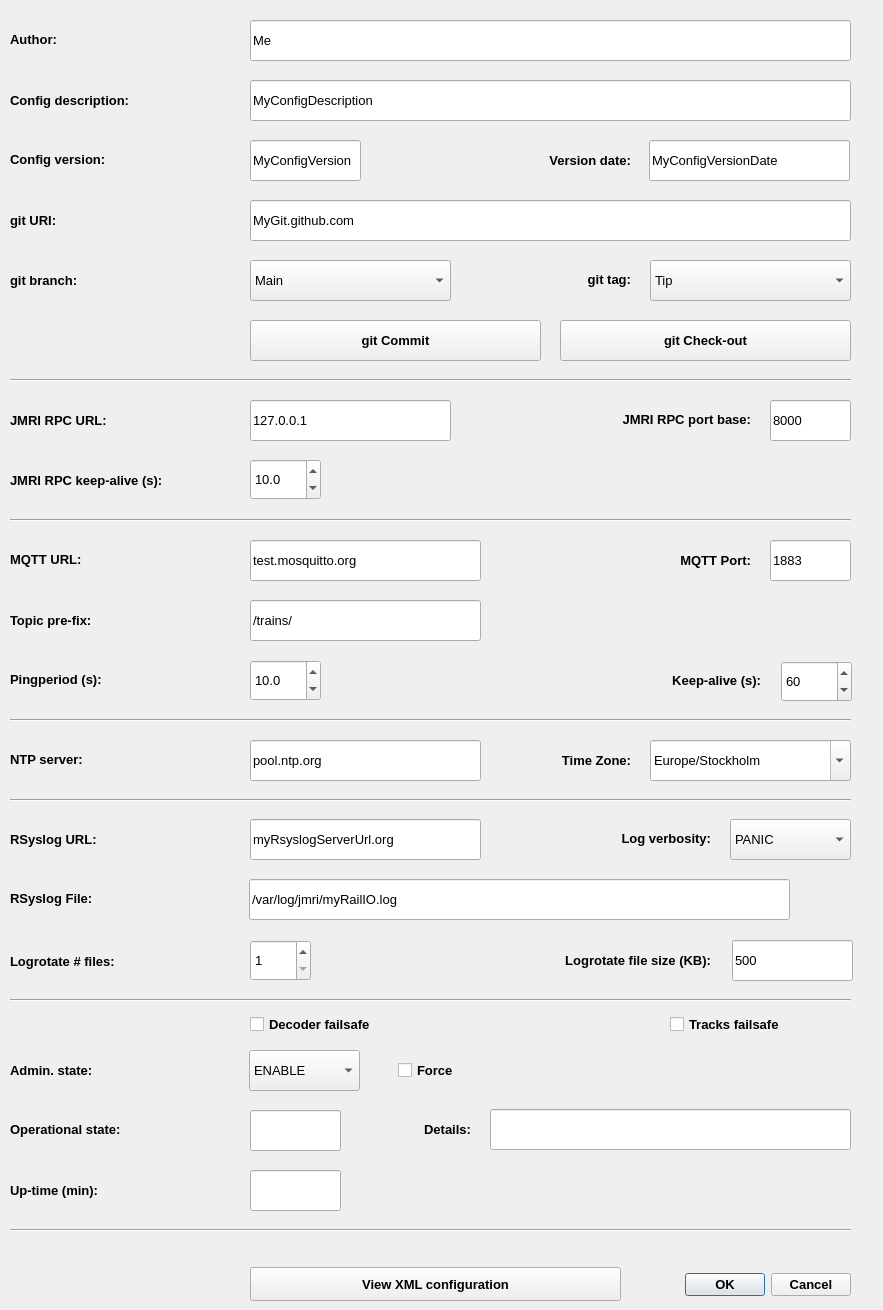
Old version of the form server/scripts/myRailIO/ui/Top_Dialog.ui in the repository jonasbjurel/myRailIO.
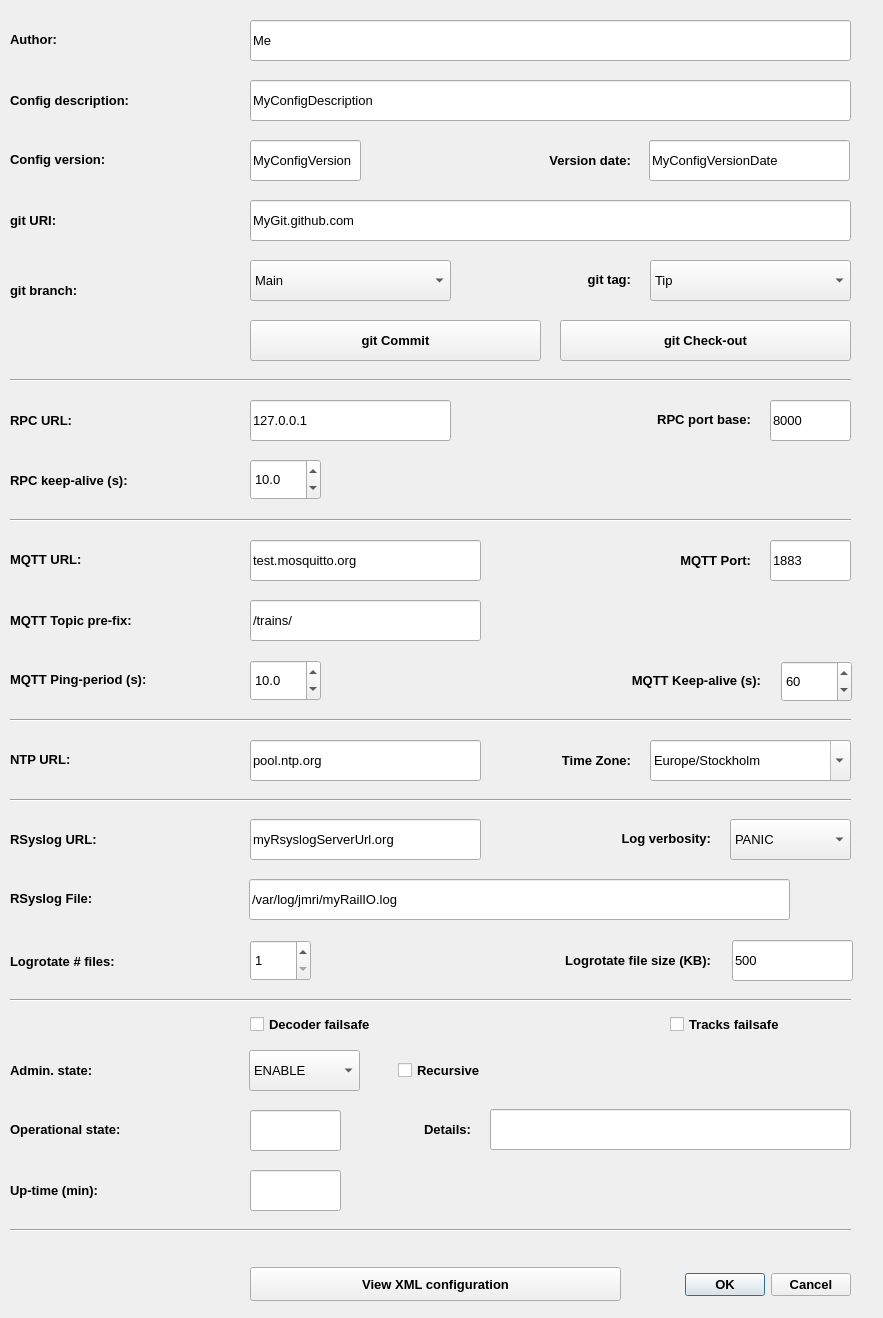
New version of the form. Icons and pictures are not drawn.

```diff
--- a/server/scripts/myRailIO/ui/Top_Dialog.ui
+++ b/server/scripts/myRailIO/ui/Top_Dialog.ui
@@ -10,7 +10,7 @@
     <x>0</x>
     <y>0</y>
     <width>883</width>
-    <height>1310</height>
+    <height>1318</height>
    </rect>
   </property>
   <property name="focusPolicy">
@@ -112,7 +112,7 @@
     <string>&lt;html&gt;&lt;head/&gt;&lt;body&gt;&lt;p&gt;&lt;span style=&quot; font-weight:400;&quot;&gt;MyRailIO NTP server&lt;/span&gt;&lt;/p&gt;&lt;/body&gt;&lt;/html&gt;</string>
    </property>
    <property name="text">
-    <string>NTP server:</string>
+    <string>NTP URL:</string>
    </property>
   </widget>
   <widget class="QLabel" name="label_6">
@@ -169,7 +169,7 @@
     <rect>
      <x>10</x>
      <y>659</y>
-     <width>211</width>
+     <width>231</width>
      <height>41</height>
     </rect>
    </property>
@@ -184,7 +184,7 @@
     <string>&lt;html&gt;&lt;head/&gt;&lt;body&gt;&lt;p&gt;&lt;span style=&quot; font-weight:400;&quot;&gt;MyRailIO Supervision period (supervision of decoders and satelites)&lt;/span&gt;&lt;/p&gt;&lt;/body&gt;&lt;/html&gt;</string>
    </property>
    <property name="text">
-    <string>Pingperiod (s):</string>
+    <string>MQTT Ping-period (s):</string>
    </property>
   </widget>
   <widget class="QLabel" name="label_13">
@@ -637,7 +637,7 @@
     <rect>
      <x>398</x>
      <y>1050</y>
-     <width>91</width>
+     <width>181</width>
      <height>41</height>
     </rect>
    </property>
@@ -658,7 +658,7 @@
     <string>Force subsequent needed changes of child administrative state when changing this level's adninistrative state</string>
    </property>
    <property name="text">
-    <string>Force</string>
+    <string>Recursive</string>
    </property>
   </widget>
   <widget class="QLabel" name="label_11">
@@ -901,7 +901,7 @@
     <string>&lt;html&gt;&lt;head/&gt;&lt;body&gt;&lt;p&gt;&lt;span style=&quot; font-weight:400;&quot;&gt;MyRailIO Supervision period (supervision of decoders and satelites)&lt;/span&gt;&lt;/p&gt;&lt;/body&gt;&lt;/html&gt;</string>
    </property>
    <property name="text">
-    <string>JMRI RPC keep-alive (s):</string>
+    <string>RPC keep-alive (s):</string>
    </property>
   </widget>
   <widget class="QPushButton" name="genConfigPushButton">
@@ -1216,7 +1216,7 @@
     <string>&lt;html&gt;&lt;head/&gt;&lt;body&gt;&lt;p&gt;&lt;span style=&quot; font-weight:400;&quot;&gt;MyRailIO NTP server&lt;/span&gt;&lt;/p&gt;&lt;/body&gt;&lt;/html&gt;</string>
    </property>
    <property name="text">
-    <string>JMRI RPC URL:</string>
+    <string>RPC URL:</string>
    </property>
   </widget>
   <widget class="Line" name="line_5">
@@ -1279,7 +1279,7 @@
     <string>&lt;html&gt;&lt;head/&gt;&lt;body&gt;&lt;p&gt;&lt;span style=&quot; font-weight:400;&quot;&gt;MyRailIO NTP server&lt;/span&gt;&lt;/p&gt;&lt;/body&gt;&lt;/html&gt;</string>
    </property>
    <property name="text">
-    <string>Topic pre-fix:</string>
+    <string>MQTT Topic pre-fix:</string>
    </property>
   </widget>
   <widget class="QLabel" name="label_21">
@@ -1302,7 +1302,7 @@
     <string/>
    </property>
    <property name="text">
-    <string>JMRI RPC port base:</string>
+    <string>RPC port base:</string>
    </property>
    <property name="alignment">
     <set>Qt::AlignRight|Qt::AlignTrailing|Qt::AlignVCenter</set>
@@ -1361,7 +1361,7 @@
     <string/>
    </property>
    <property name="text">
-    <string>Keep-alive (s):</string>
+    <string>MQTT Keep-alive (s):</string>
    </property>
    <property name="alignment">
     <set>Qt::AlignRight|Qt::AlignTrailing|Qt::AlignVCenter</set>
@@ -1702,7 +1702,7 @@
    <property name="geometry">
     <rect>
      <x>10</x>
-     <y>260</y>
+     <y>270</y>
      <width>211</width>
      <height>41</height>
     </rect>
```
Left out of the diff: 204 changed lines with no effect on the pictures.
